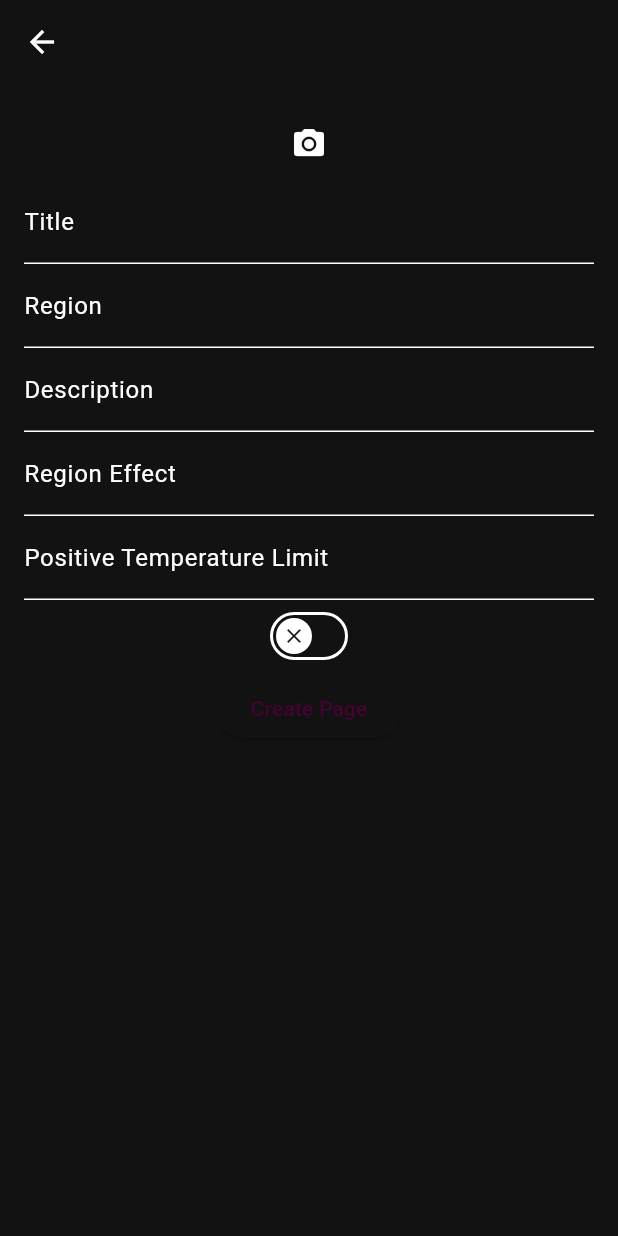
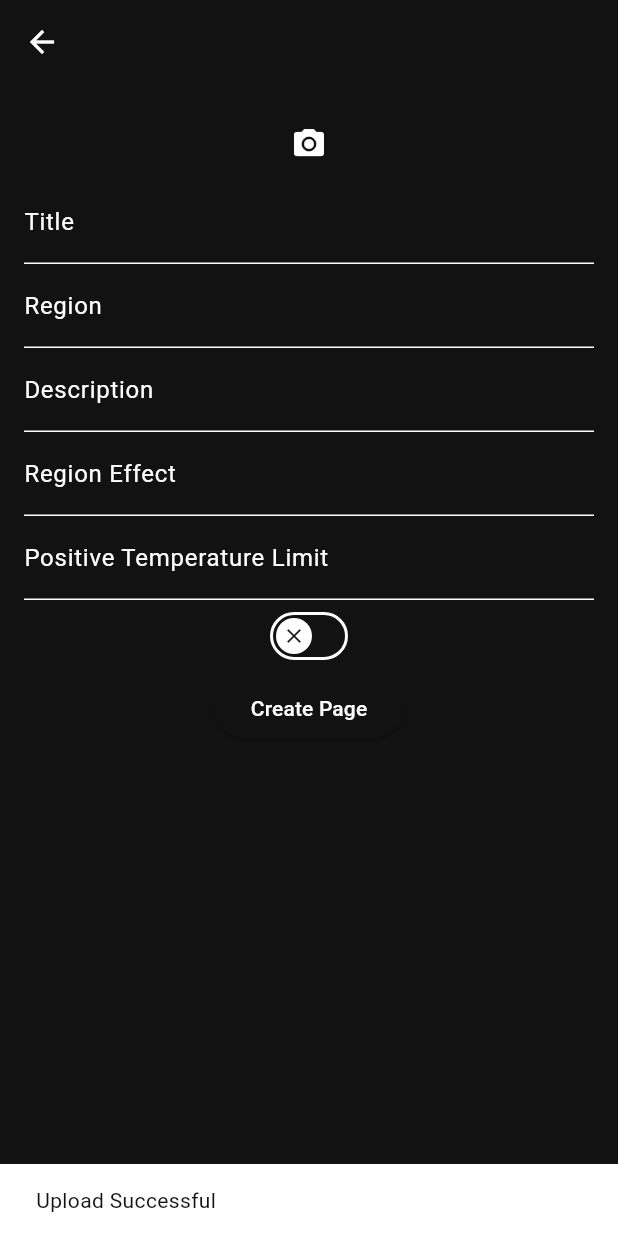
Before and after one commit to ChristopherLeidich/D20Weather, a Flutter app: the CreateCustomPage screen opened directly, after a tap on "Create Page", on a phone screen of 412 x 824 dp. Run offline on Flutter 3.47's test engine with Material 3 defaults, Android fonts, the phone set to English and light mode, and no system bars; our stand-ins replace carousel_slider, cloud_firestore, email_validator, expandable_text, firebase_auth, firebase_core and 5 more; missing offline and left inert: d20, flutter_weather_bg_null_safety, mockito, parallax_rain, starsview, substitute; accounts and stored records are empty.

Commit message:
Responsive ScaffoldMessenger added to upload Button

```diff
--- a/lib/Widgets/create_custom_page.dart
+++ b/lib/Widgets/create_custom_page.dart
@@ -237,10 +237,12 @@ class _CreateCustomPageState extends State<CreateCustomPage> {
                         'negative_temperature': isCold,
                         'negative_temperature_limit': negativeTemperatureLimit,
                         'ImageURL': image,
-                      });
+                      }).then(
+                          (value) => ScaffoldMessenger.of(context).showSnackBar(const SnackBar(content: Text('Upload Successful'))),
+                      );
                       // Add a new item
                   },
-                  child: const Text('Create Page'))
+                  child: const Text('Create Page', style: TextStyle(color: Colors.white),))
 
 
               // Your form widgets go here
```
